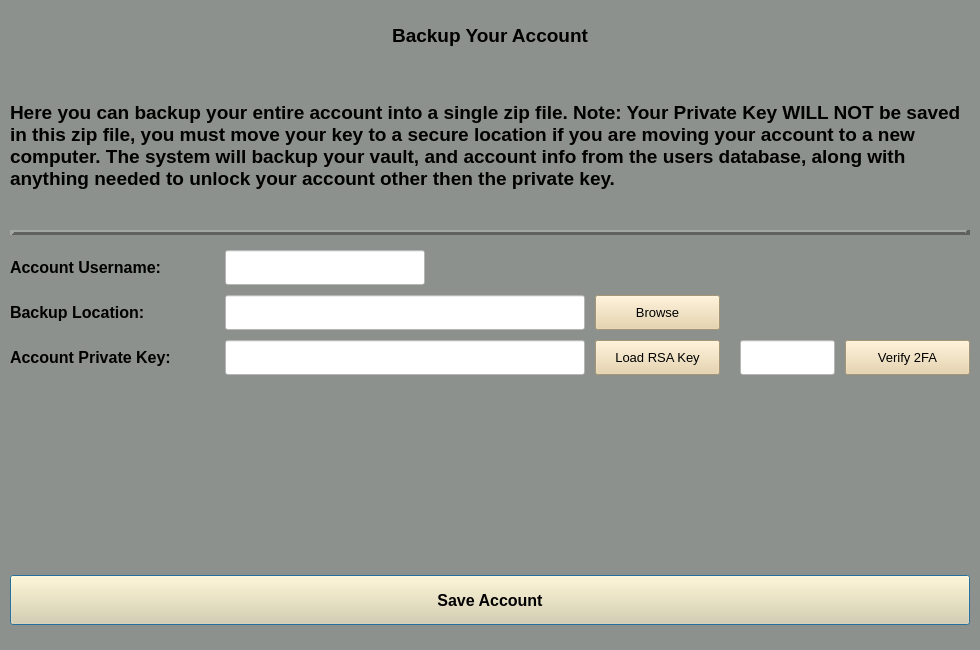
dark-anub1s/CyberVault, file backupaccount.ui: the form before one commit.
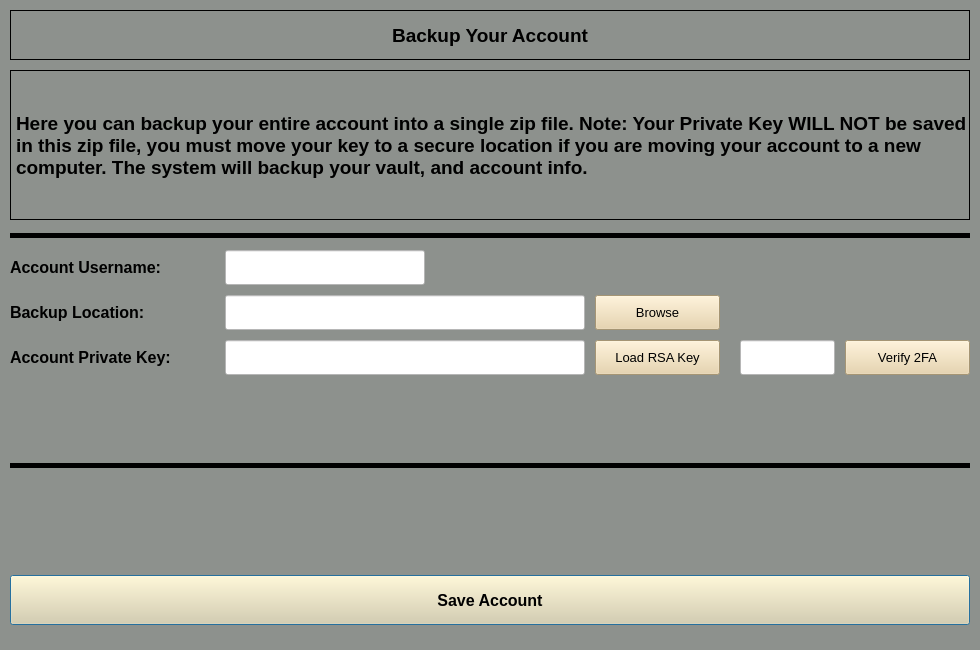
The form after the commit.

Commit message: Got the import vault feature working.

Diff of the .ui file:
```diff
--- a/backupaccount.ui
+++ b/backupaccount.ui
@@ -45,6 +45,9 @@
      <bold>true</bold>
     </font>
    </property>
+   <property name="frameShape">
+    <enum>QFrame::Box</enum>
+   </property>
    <property name="text">
     <string>Backup Your Account</string>
    </property>
@@ -69,8 +72,11 @@
      <bold>true</bold>
     </font>
    </property>
+   <property name="frameShape">
+    <enum>QFrame::Box</enum>
+   </property>
    <property name="text">
-    <string>Here you can backup your entire account into a single zip file. Note: Your Private Key WILL NOT be saved in this zip file, you must move your key to a secure location if you are moving your account to a new computer. The system will backup your vault, and account info from the users database, along with anything needed to unlock your account other then the private key.</string>
+    <string>Here you can backup your entire account into a single zip file. Note: Your Private Key WILL NOT be saved in this zip file, you must move your key to a secure location if you are moving your account to a new computer. The system will backup your vault, and account info.</string>
    </property>
    <property name="wordWrap">
     <bool>true</bool>
@@ -82,11 +88,11 @@
      <x>10</x>
      <y>230</y>
      <width>960</width>
-     <height>5</height>
+     <height>10</height>
     </rect>
    </property>
    <property name="frameShadow">
-    <enum>QFrame::Raised</enum>
+    <enum>QFrame::Plain</enum>
    </property>
    <property name="lineWidth">
     <number>5</number>
@@ -328,6 +334,25 @@
     <string>Browse</string>
    </property>
   </widget>
+  <widget class="Line" name="line_2">
+   <property name="geometry">
+    <rect>
+     <x>10</x>
+     <y>460</y>
+     <width>960</width>
+     <height>10</height>
+    </rect>
+   </property>
+   <property name="frameShadow">
+    <enum>QFrame::Plain</enum>
+   </property>
+   <property name="lineWidth">
+    <number>5</number>
+   </property>
+   <property name="orientation">
+    <enum>Qt::Horizontal</enum>
+   </property>
+  </widget>
  </widget>
  <resources/>
  <connections/>
```
The commit also changes 3 other files.
